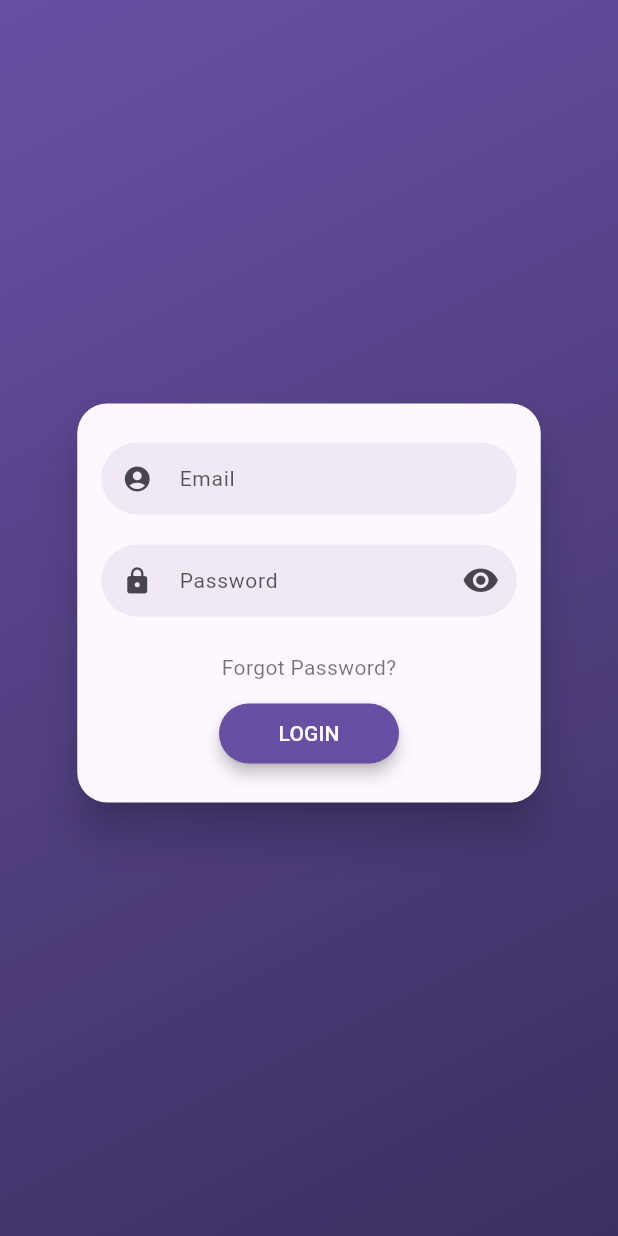
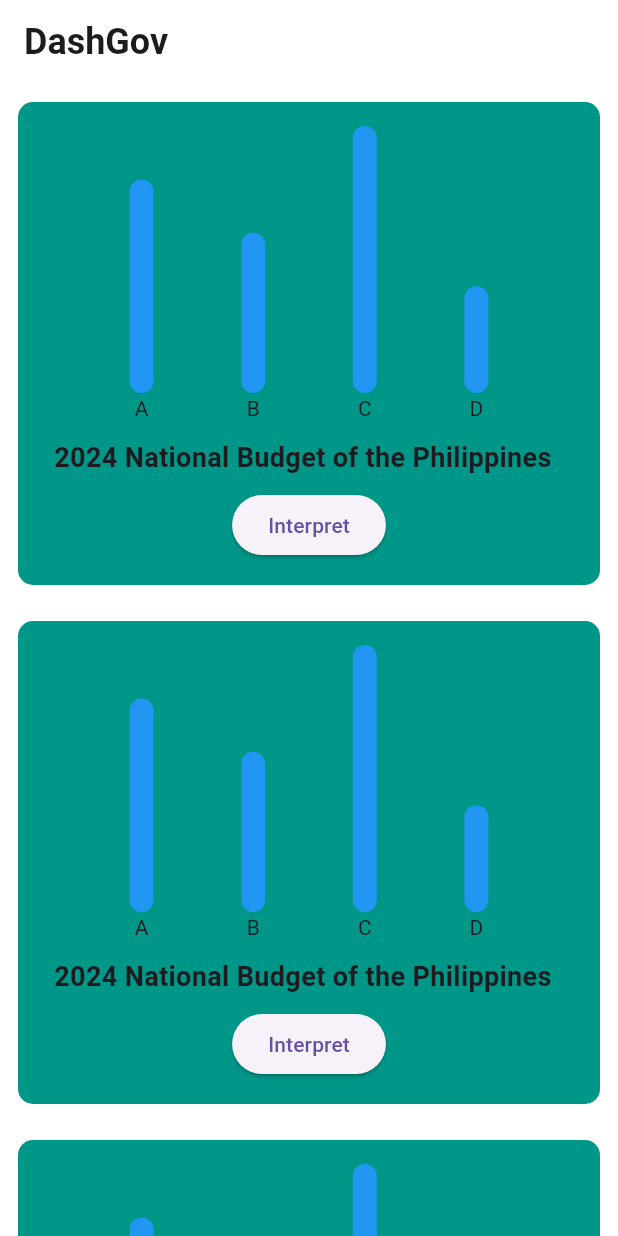
Before and after one commit to clemenex/gdsc-dashboard, a Flutter app: the screen it shows after launch, on a phone screen of 412 x 824 dp. Run offline on Flutter 3.47's test engine with Material 3 defaults, Android fonts, the phone set to English and light mode, and no system bars; drawn by our look-alikes of fl_chart, flutter_login; our stand-ins replace flutter_dotenv.

Commit message:
feat: add dashboard homepage w/ mock vis

```diff
--- a/frontend/lib/main.dart
+++ b/frontend/lib/main.dart
@@ -1,5 +1,6 @@
 import 'package:flutter/material.dart';
 import 'package:flutter_dotenv/flutter_dotenv.dart';
+import 'package:frontend/pages/dash_home.dart';
 import 'package:frontend/pages/login_page.dart';
 
 void main() {
@@ -15,7 +16,7 @@ class MyApp extends StatelessWidget {
   Widget build(BuildContext context) {
     return MaterialApp(
       debugShowCheckedModeBanner: false,
-      home: LoginPage(),
+      home: DashHomePage(),
     );
   }
 }
--- /dev/null
+++ b/frontend/lib/pages/dash_home.dart
@@ -0,0 +1,144 @@
+import 'package:flutter/material.dart';
+import 'package:fl_chart/fl_chart.dart';
+
+class DashHomePage extends StatelessWidget {
+  const DashHomePage({super.key});
+
+  @override
+  Widget build(BuildContext context) {
+    return Scaffold(
+      appBar: AppBar(
+        backgroundColor: Colors.white,
+        title: Text('DashGov',
+            style: TextStyle(fontSize: 24, fontWeight: FontWeight.bold)),
+      ),
+      body: Container(
+        color: Colors.white,
+        child: ListView.builder(
+          itemCount: 10,
+          itemBuilder: (context, index) {
+            return Padding(
+              padding: EdgeInsets.all(12.0),
+              child: Container(
+                  padding: EdgeInsets.all(16),
+                  decoration: BoxDecoration(
+                    color: Colors.teal,
+                    borderRadius: BorderRadius.circular(10),
+                  ),
+                  child: Column(
+                    crossAxisAlignment: CrossAxisAlignment.start,
+                    children: [
+                      SizedBox(
+                        height: 200,
+                        //child: Container(color: Colors.red),
+                        child: BarChart(
+                          BarChartData(
+                            borderData:
+                                FlBorderData(show: false), // Hide the border
+                            gridData:
+                                FlGridData(show: false), // Show grid lines
+                            titlesData: FlTitlesData(
+                              // Show only X axis labels and hide Y axis labels
+                              leftTitles: AxisTitles(
+                                  sideTitles: SideTitles(
+                                      showTitles: false)), // Hide Y axis labels
+                              rightTitles: AxisTitles(
+                                  sideTitles: SideTitles(
+                                      showTitles:
+                                          false)), // Hide right axis labels
+                              topTitles: AxisTitles(
+                                  sideTitles: SideTitles(
+                                      showTitles:
+                                          false)), // Hide top axis labels Hide Y axis labels
+                              bottomTitles: AxisTitles(
+                                sideTitles: SideTitles(
+                                  showTitles: true, // Show X axis labels
+                                  getTitlesWidget: (value, meta) {
+                                    // Customize X axis labels
+                                    if (value == 0) {
+                                      return Text('A');
+                                    } else if (value == 1) {
+                                      return Text('B');
+                                    } else if (value == 2) {
+                                      return Text('C');
+                                    } else if (value == 3) {
+                                      return Text('D');
+                                    }
+                                    return Text('');
+                                  },
+                                ),
+                              ),
+                            ), // Show titles on axes
+                            barGroups: [
+                              BarChartGroupData(
+                                x: 0,
+                                barRods: [
+                                  BarChartRodData(
+                                    toY: 8, // Bar height
+                                    color: Colors.blue, // Bar color
+                                    width: 16, // Bar width
+                                    // borderRadius: BorderRadius.horizontal(
+                                    //   left: Radius.circular(0),
+                                    //   right: Radius.circular(0),
+                                    // ),
+                                  ),
+                                ],
+                              ),
+                              BarChartGroupData(
+                                x: 1,
+                                barRods: [
+                                  BarChartRodData(
+                                    toY: 6,
+                                    color: Colors.blue,
+                                    width: 16,
+                                  ),
+                                ],
+                              ),
+                              BarChartGroupData(
+                                x: 2,
+                                barRods: [
+                                  BarChartRodData(
+                                    toY: 10,
+                                    color: Colors.blue,
+                                    width: 16,
+                                  ),
+                                ],
+                              ),
+                              BarChartGroupData(
+                                x: 3,
+                                barRods: [
+                                  BarChartRodData(
+                                    toY: 4,
+                                    color: Colors.blue,
+                                    width: 16,
+                                  ),
+                                ],
+                              ),
+                            ],
+                          ),
+                        ),
+                      ),
+                      Padding(
+                        padding: EdgeInsets.all(8.0),
+                        child: Text(
+                          '2024 National Budget of the Philippines',
+                          maxLines: 1,
+                          overflow: TextOverflow.ellipsis,
+                          style: TextStyle(
+                            fontSize: 18,
+                            fontWeight: FontWeight.bold,
+                          ),
+                        ),
+                      ),
+                      Center(
+                          child: ElevatedButton(
+                              onPressed: () {}, child: Text('Interpret')))
+                    ],
+                  )),
+            );
+          },
+        ),
+      ),
+    );
+  }
+}
--- a/frontend/pubspec.yaml
+++ b/frontend/pubspec.yaml
@@ -38,6 +38,7 @@ dependencies:
   firebase_core: ^3.10.0
   firebase_auth: ^5.4.0
   flutter_login: ^5.0.0
+  fl_chart: ^0.70.1
 
 dev_dependencies:
   flutter_test:
```
Also changed, not shown: frontend/pubspec.lock.
